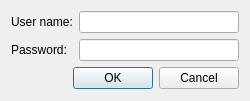
This is src/plugins/General/scrobbler/settingsdialog.ui in ksv1986/qmmp-staging as Qt 5 draws it before an edit. The edited form follows.
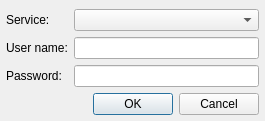
This is the edited form.

Diff of the .ui file:
```diff
--- a/src/plugins/General/scrobbler/settingsdialog.ui
+++ b/src/plugins/General/scrobbler/settingsdialog.ui
@@ -1,44 +1,69 @@
 <ui version="4.0" >
  <class>SettingsDialog</class>
- <widget class="QDialog" name="SettingsDialog" >
-  <property name="geometry" >
+ <widget class="QDialog" name="SettingsDialog">
+  <property name="geometry">
    <rect>
     <x>0</x>
     <y>0</y>
-    <width>250</width>
-    <height>101</height>
+    <width>265</width>
+    <height>121</height>
    </rect>
   </property>
   <property name="windowTitle" >
    <string>Scrobbler Plugin Settings</string>
   </property>
-  <layout class="QGridLayout" name="gridLayout" >
-   <item row="0" column="0" >
-    <widget class="QLabel" name="label" >
-     <property name="text" >
+  <layout class="QGridLayout" name="gridLayout">
+   <property name="leftMargin">
+    <number>6</number>
+   </property>
+   <property name="topMargin">
+    <number>9</number>
+   </property>
+   <property name="rightMargin">
+    <number>6</number>
+   </property>
+   <property name="bottomMargin">
+    <number>6</number>
+   </property>
+   <property name="horizontalSpacing">
+    <number>6</number>
+   </property>
+   <item row="0" column="0">
+    <widget class="QLabel" name="label_3">
+     <property name="text">
+      <string>Service:</string>
+     </property>
+    </widget>
+   </item>
+   <item row="0" column="1">
+    <widget class="QComboBox" name="serviceComboBox"/>
+   </item>
+   <item row="1" column="0">
+    <widget class="QLabel" name="label">
+     <property name="text">
       <string>User name:</string>
      </property>
     </widget>
    </item>
-   <item row="0" column="1" >
-    <widget class="QLineEdit" name="userLineEdit" />
+   <item row="1" column="1">
+    <widget class="QLineEdit" name="userLineEdit"/>
    </item>
-   <item row="1" column="0" >
-    <widget class="QLabel" name="label_2" >
-     <property name="text" >
+   <item row="2" column="0">
+    <widget class="QLabel" name="label_2">
+     <property name="text">
       <string>Password:</string>
      </property>
     </widget>
    </item>
-   <item row="1" column="1" >
-    <widget class="QLineEdit" name="passwordLineEdit" >
-     <property name="echoMode" >
+   <item row="2" column="1">
+    <widget class="QLineEdit" name="passwordLineEdit">
+     <property name="echoMode">
       <enum>QLineEdit::Password</enum>
      </property>
     </widget>
    </item>
-   <item row="2" column="0" colspan="2" >
-    <layout class="QHBoxLayout" name="horizontalLayout" >
+   <item row="3" column="0" colspan="2">
+    <layout class="QHBoxLayout" name="horizontalLayout">
      <item>
       <spacer>
        <property name="orientation" >
```
Left out of the diff: 21 changed lines with no effect on the pictures.
